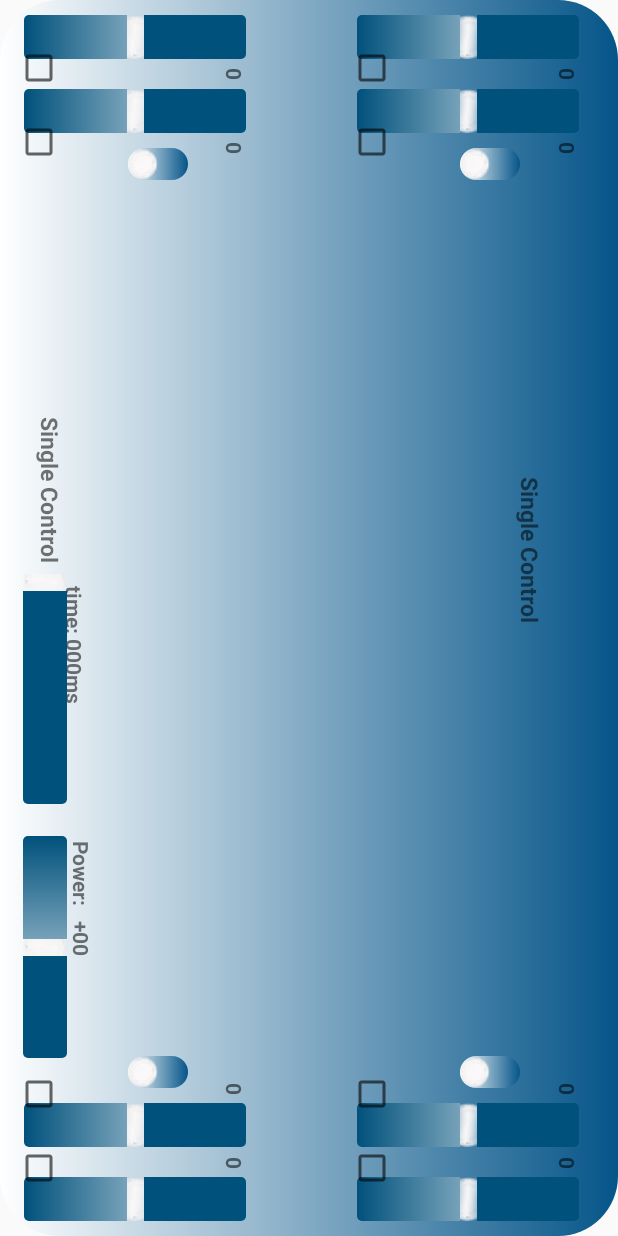
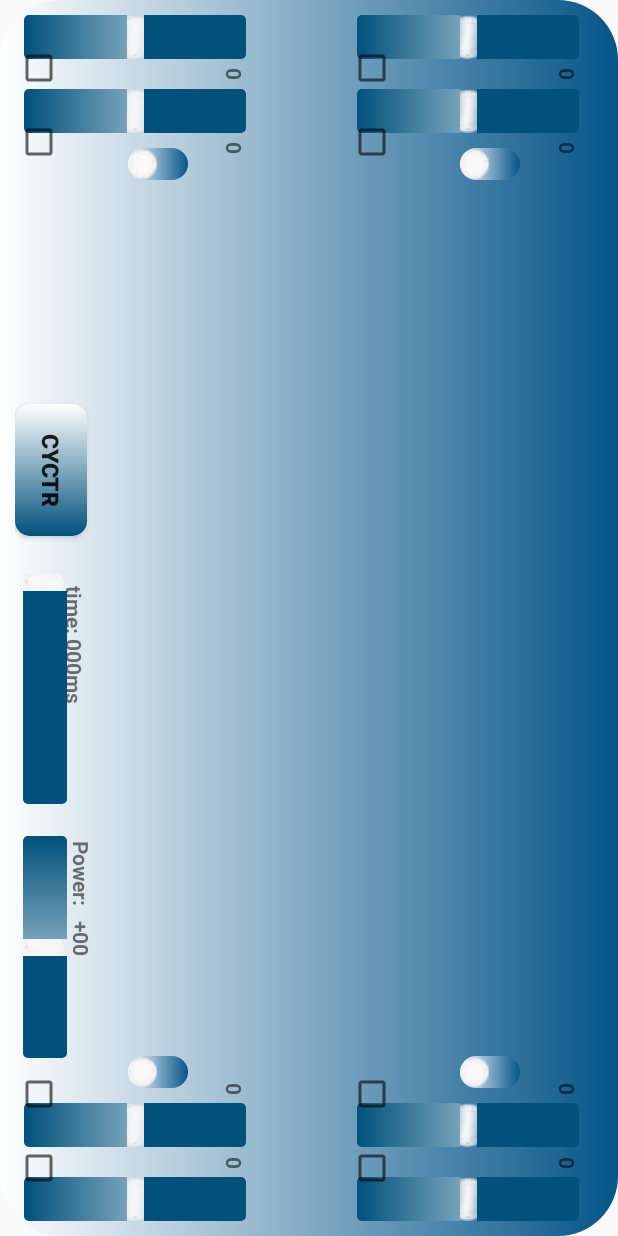
Before and after one commit to antymistor/WIFI-SPP-Controller, an Android app: the gj_activity screen opened directly, with no data from a screen before it, on a phone screen of 412 x 824 dp. Run offline under Robolectric (Android 15) with nearby library versions, the phone set to English and light mode, and no system bars.

Commit message:
4-commit
修复了气缸的控制bug,使得可以同时制动多个气缸。

```diff
--- a/app/src/main/java/com/apress/gerber/spp_controller/gj_activity.java
+++ b/app/src/main/java/com/apress/gerber/spp_controller/gj_activity.java
@@ -11,6 +11,7 @@ import android.os.Bundle;
 import android.os.Handler;
 import android.os.Message;
 import android.view.View;
+import android.widget.Button;
 import android.widget.CheckBox;
 import android.widget.CompoundButton;
 import android.widget.RelativeLayout;
@@ -37,6 +38,7 @@ public class gj_activity extends Activity{
     private ArrayList<String> stlsourse =new ArrayList<>();
     private float rotate[]=new float[8];
     private float push[]=new float[8];
+    private int pr[]=new int[4];
     private int ctrtarget=0;
     private static final int REQUEST_CONNECT_DEVICE_SECURE = 1;
     private static final int REQUEST_CONNECT_DEVICE_INSECURE = 2;
@@ -52,6 +54,7 @@ public class gj_activity extends Activity{
     private ArrayList<TextView> display=new ArrayList<>();
     private ArrayList<CheckBox> check=new ArrayList<>();
     private Boolean frflag=true;
+    private Button PE1=null;
     private SeekBar pushtime;
     private SeekBar pushpower;
     private TextView timetext;
@@ -146,10 +149,14 @@ public class gj_activity extends Activity{
                 {
                     if(b)
                     {push[i]=cylinderpush;
-                    sendMessage("IT00"+i+"P001\r\n");
+                    //sendMessage("IT00"+i+"P001\r\n");
+                        pr[i]=1;
                     }
                     else
-                    {push[i]=0;sendMessage("IT00"+i+"P000\r\n");}
+                    {push[i]=0;
+                    //sendMessage("IT00"+i+"P000\r\n");
+                        pr[i]=0;
+                    }
                     stlView.setpush(push);
                     break;
                 }
@@ -163,7 +170,6 @@ public class gj_activity extends Activity{
             for(i=0;i<8;i++){
                 if(check.get(i).getId()==view.getId())
                 {
-
                     int j;
                     for(j=0;j<8;j++){
                         check.get(j).setChecked(false);
@@ -181,7 +187,7 @@ public class gj_activity extends Activity{
     protected void onCreate(Bundle savedInstanceState) {
         super.onCreate(savedInstanceState);
         checkSupported();
-
+        pr[0]=pr[1]=pr[2]=pr[3]=0;
         if (supportsEs2) {
             setContentView(R.layout.content2_main);
             stlsourse.add("gj0.STL");
@@ -227,7 +233,13 @@ public class gj_activity extends Activity{
             pushpower.setOnSeekBarChangeListener(new Tseekbarlistener());
             timetext=findViewById(R.id.timetext);
             powertext=findViewById(R.id.powertext);
-
+            PE1=findViewById(R.id.PE1);
+            PE1.setOnClickListener(new Button.OnClickListener() {
+                @Override
+                public void onClick(View v) {
+                    sendMessage("IT"+pr[0]+pr[1]+pr[2]+"P"+pr[3]+"00\r\n");
+                }
+            });
             int i=0;
             for(i=0;i<8;i++){
                 contrlbar.get(i).setOnSeekBarChangeListener(new myseekbarlistener());
@@ -338,7 +350,6 @@ public class gj_activity extends Activity{
         public boolean handleMessage(Message msg) {
             switch (msg.what) {
                 case MESSAGE_STATE_CHANGE:
-
                     switch (msg.arg1) {
                         case BluetoothChatService.STATE_CONNECTED:
                             //setStatus(getString(R.string.title_connected_to, mConnectedDeviceName));
--- a/app/src/main/res/layout/content2_main.xml
+++ b/app/src/main/res/layout/content2_main.xml
@@ -364,10 +364,11 @@
         android:layout_marginTop="-27dp"
         android:textStyle="bold"
         android:text="Power:   +00"/>
-    <TextView
+    <Button
         android:id="@+id/PE1"
         android:rotation="90"
-        android:layout_marginStart="-25dp"
+        android:background="@drawable/button_style"
+        android:layout_marginStart="-20dp"
         android:layout_width="wrap_content"
         android:layout_height="wrap_content"
         android:layout_above="@+id/pushtime"
@@ -375,7 +376,7 @@
         android:layout_marginLeft="0dp"
         android:textStyle="bold"
         android:textSize="15sp"
-        android:text="Single Control"/>
+        android:text="cyctr"/>
     <TextView
         android:id="@+id/PE2"
         android:rotation="90"
@@ -387,7 +388,7 @@
         android:layout_marginLeft="0dp"
         android:textStyle="bold"
         android:textSize="15sp"
-        android:text="Single Control"/>
+        />
 
 
     <RelativeLayout
```
Also changed, not shown: app/src/main/java/com/apress/gerber/spp_controller/GLRenderer.java (+8 -8 lines).
